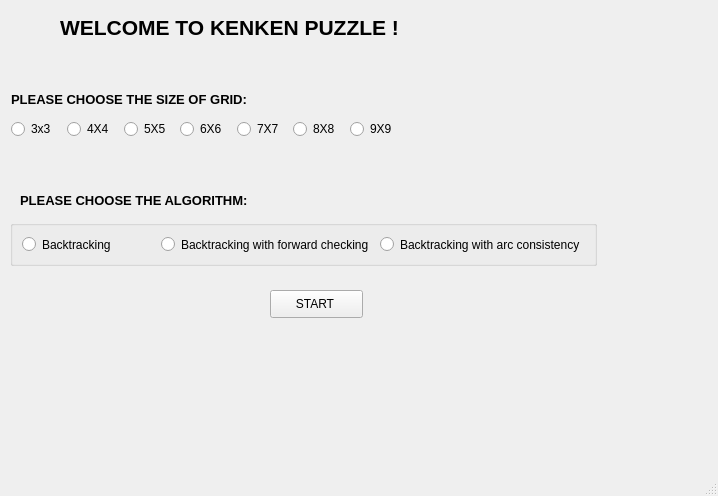
First picture: the form in kenken.ui, repository Michael2411/AI-KenKen-Puzzle, before the edit.
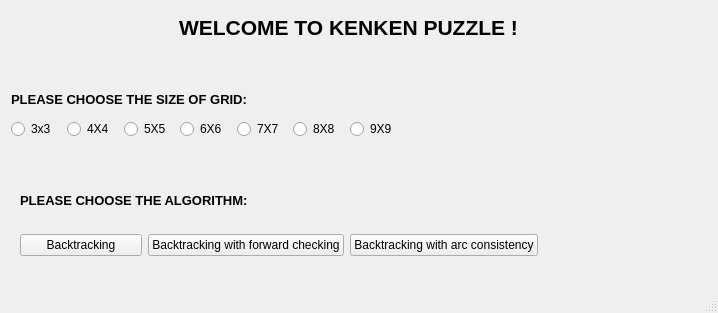
Second picture: the form after the edit.

Patch:
```diff
--- a/kenken.ui
+++ b/kenken.ui
@@ -7,7 +7,7 @@
     <x>0</x>
     <y>0</y>
     <width>718</width>
-    <height>496</height>
+    <height>313</height>
    </rect>
   </property>
   <property name="windowTitle">
@@ -17,7 +17,7 @@
    <widget class="QLabel" name="label">
     <property name="geometry">
      <rect>
-      <x>11</x>
+      <x>130</x>
       <y>11</y>
       <width>437</width>
       <height>33</height>
@@ -104,7 +104,7 @@
      <rect>
       <x>20</x>
       <y>190</y>
-      <width>279</width>
+      <width>311</width>
       <height>21</height>
      </rect>
     </property>
@@ -112,58 +112,38 @@
      <string>&lt;html&gt;&lt;head/&gt;&lt;body&gt;&lt;p&gt;&lt;span style=&quot; font-size:10pt; font-weight:600;&quot;&gt;PLEASE CHOOSE THE ALGORITHM:&lt;/span&gt;&lt;/p&gt;&lt;/body&gt;&lt;/html&gt;</string>
     </property>
    </widget>
-   <widget class="QGroupBox" name="groupBox">
+   <widget class="QWidget" name="">
     <property name="geometry">
      <rect>
-      <x>10</x>
-      <y>220</y>
-      <width>587</width>
-      <height>46</height>
+      <x>20</x>
+      <y>230</y>
+      <width>518</width>
+      <height>30</height>
      </rect>
     </property>
-    <property name="title">
-     <string/>
-    </property>
-    <layout class="QHBoxLayout" name="horizontalLayout_3">
+    <layout class="QHBoxLayout" name="horizontalLayout_4">
      <item>
-      <layout class="QHBoxLayout" name="horizontalLayout_2">
-       <item>
-        <widget class="QRadioButton" name="radioButton_7">
+      <widget class="QPushButton" name="btn_backtrack">
          <property name="text">
           <string>Backtracking</string>
          </property>
         </widget>
        </item>
        <item>
-        <widget class="QRadioButton" name="radioButton_8">
+      <widget class="QPushButton" name="btn_forward">
          <property name="text">
           <string>Backtracking with forward checking</string>
          </property>
         </widget>
        </item>
        <item>
-        <widget class="QRadioButton" name="radioButton_9">
+      <widget class="QPushButton" name="btn_arc">
          <property name="text">
           <string>Backtracking with arc consistency</string>
          </property>
         </widget>
        </item>
       </layout>
-     </item>
-    </layout>
-   </widget>
-   <widget class="QPushButton" name="btn_play">
-    <property name="geometry">
-     <rect>
-      <x>270</x>
-      <y>290</y>
-      <width>93</width>
-      <height>28</height>
-     </rect>
-    </property>
-    <property name="text">
-     <string>START </string>
-    </property>
    </widget>
   </widget>
   <widget class="QMenuBar" name="menubar">
```
Lines whose indentation alone changed are shown as unchanged.
